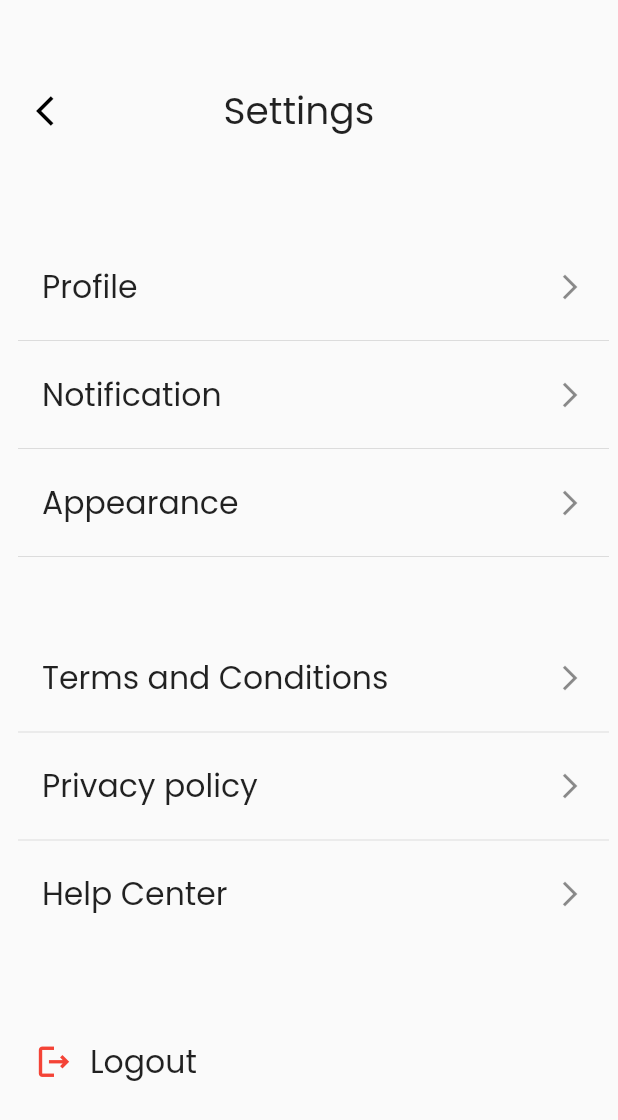
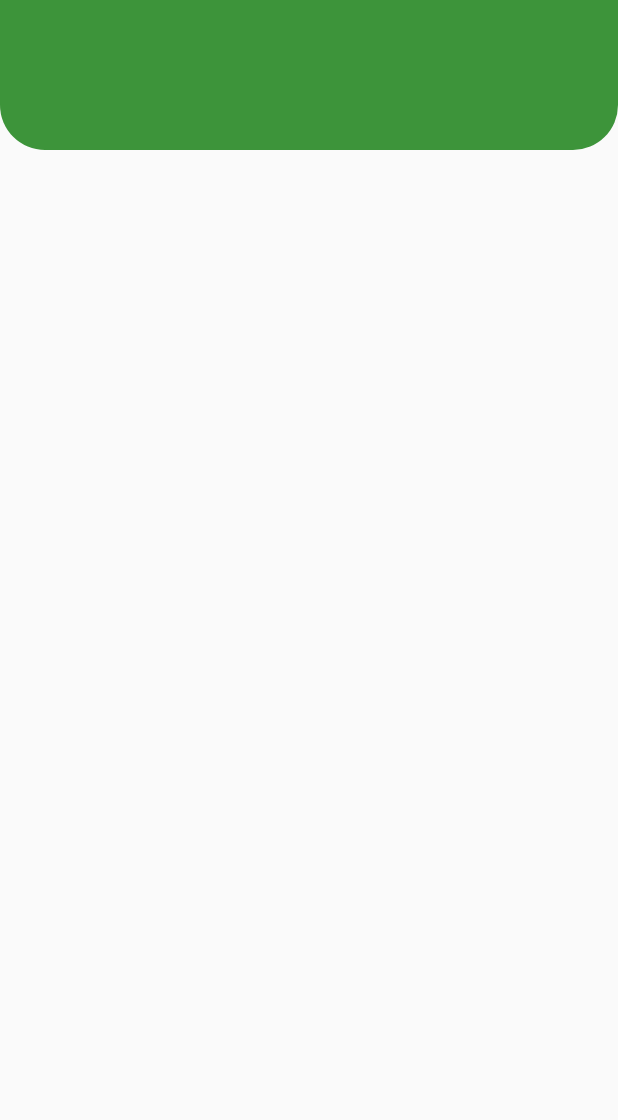
Before and after one commit to BHASO-Zimbabwe/bhaso-app, a Flutter app: the screen it shows after launch, on a phone screen of 412 x 824 dp. Shown: the top 1120 px of the screen. Run offline on Flutter 3.47's test engine with Material 2 defaults, Android fonts, the phone set to English and light mode, and no system bars; our stand-ins replace dropdown_button2, flutter_svg, flutter_switch, intl_phone_number_input.

Commit message:
add diary image and header

```diff
--- /dev/null
+++ b/lib/features/diary/pages/add_note.dart
@@ -0,0 +1,23 @@
+import 'package:bhaso/features/utils/fontsAndColors_constants.dart';
+import 'package:flutter/cupertino.dart';
+import 'package:flutter/material.dart';
+
+class DairyAddPage extends StatelessWidget {
+  const DairyAddPage({Key? key}) : super(key: key);
+
+  @override
+  Widget build(BuildContext context) {
+    return Scaffold(
+      appBar: PreferredSize(
+        preferredSize: Size.fromHeight(100),
+        child: Container(
+          decoration: const BoxDecoration(
+            color: BhasoColors.primary,
+            borderRadius: BorderRadius.only(bottomRight: Radius.circular(30), bottomLeft: Radius.circular(30))
+          ),
+        ),
+
+      ),
+    );
+  }
+}
--- a/lib/features/menu/menu.dart
+++ b/lib/features/menu/menu.dart
@@ -1,4 +1,5 @@
 import 'package:bhaso/features/menu/profile/pages/profile_settings.dart';
+import 'package:bhaso/features/menu/report/pages/report/reportIssue.dart';
 import 'package:flutter/cupertino.dart';
 import 'package:flutter/material.dart';
 
@@ -134,6 +135,8 @@ class _Menu_PageState extends State<Menu_Page> {
                       selected = 4;
                     });
                     Navigator.pop(context);
+                    Navigator.push(context, MaterialPageRoute(builder: (context)=>const ReportIssues()));
+
                   },
                 ),
               ),
--- a/lib/features/menu/notification/pages/notification.dart
+++ b/lib/features/menu/notification/pages/notification.dart
@@ -152,7 +152,7 @@ class _NotificationPageState extends State<NotificationPage> {
                               children: [
                                 Container(
                                     padding: const EdgeInsets.all(4.0),
-                                    width: MediaQuery.of(context).size.width * 0.6,
+                                    width: MediaQuery.of(context).size.width * 0.5,
 
                                     child: const Text('Receive messages on your mobile devices or smart devices',
                                         textAlign: TextAlign.left,
@@ -278,7 +278,7 @@ class _NotificationPageState extends State<NotificationPage> {
                           children: [
                             Container(
                                 padding: const EdgeInsets.all(4.0),
-                                width: MediaQuery.of(context).size.width * 0.6,
+                                width: MediaQuery.of(context).size.width * 0.5,
 
                                 child: const Text('Receive messages on your mobile devices or smart devices',
                                     textAlign: TextAlign.left,
@@ -431,7 +431,7 @@ class _NotificationPageState extends State<NotificationPage> {
                           children: [
                             Container(
                                 padding: const EdgeInsets.all(4.0),
-                                width: MediaQuery.of(context).size.width * 0.6,
+                                width: MediaQuery.of(context).size.width * 0.5,
 
                                 child: const Text('Receive messages on your mobile devices or smart devices',
                                     textAlign: TextAlign.left,
--- a/lib/features/onboarding/onboarding_screen.dart
+++ b/lib/features/onboarding/onboarding_screen.dart
@@ -80,7 +80,7 @@ class _OnboardingScreenState extends State<OnboardingScreen> {
                             fontFamily: "Poppins",
                             fontWeight: FontWeight.w500,
                             color: BhasoColors.primary,
-                            fontSize: (width <= 550) ? 20 : 35,
+                            fontSize: (width <= 550) ? 19 : 35,
                           ),
                         ),
                         const SizedBox(height: 15),
--- a/lib/main.dart
+++ b/lib/main.dart
@@ -12,6 +12,8 @@ import 'package:bhaso/features/onboarding/onboarding_screen.dart';
 import 'package:flutter/material.dart';
 
 import 'package:bhaso/features/menu/report/pages/report/reportIssue.dart';
+
+import 'features/diary/pages/add_note.dart';
 // import 'package:onboarding/onboarding.dart';
 
 void main() {
@@ -36,7 +38,8 @@ class MyApp extends StatelessWidget {
       fontFamily: 'Poppins',
       primaryColor: Colors.green
       ),
-      home: SettingsPage(),
+
+      home: DairyAddPage(),
     );
   }
 }
```
Also changed, not shown: lib/features/diary/pages/diary.dart (added, +10 -0 lines), lib/features/menu/profile/pages/profile_settings.dart (+23 -14 lines), assets/images/diary.svg (added).
